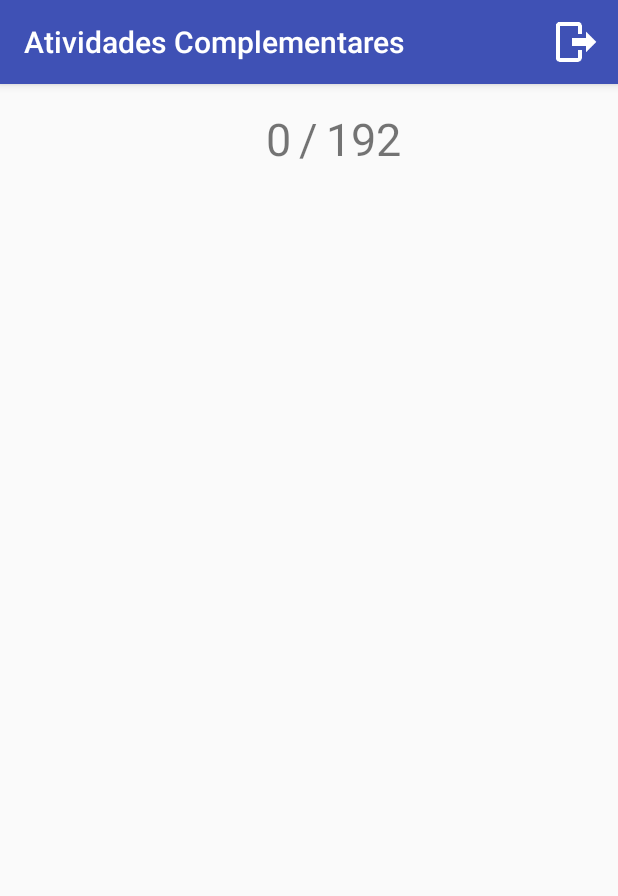
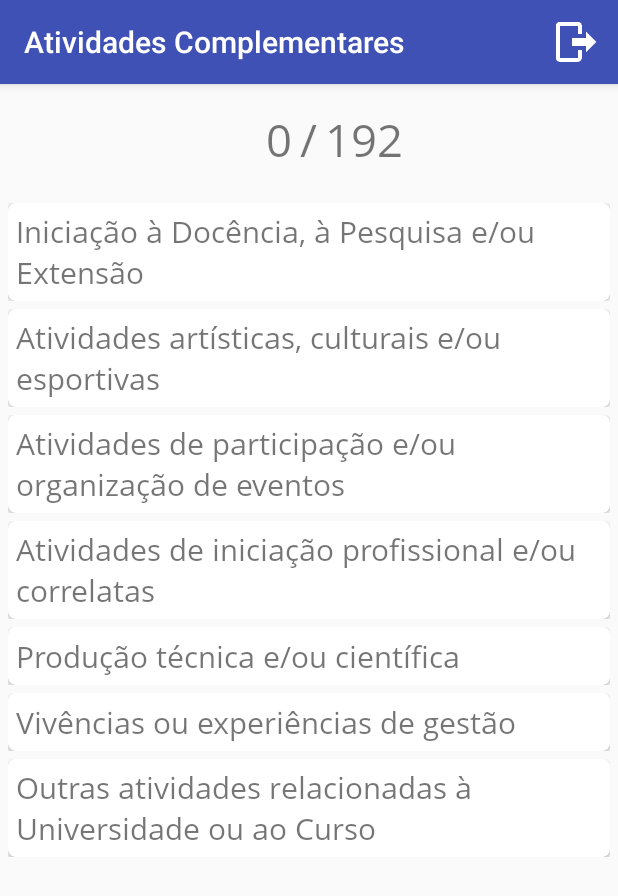
Before and after one commit to cesar1287/additional-activities, an Android app: the screen it shows after launch once a user with an empty profile is signed in (MainActivity), on a phone screen of 412 x 824 dp. Shown: the top 896 px of the screen. Run offline under Robolectric (Android 15) with nearby library versions, the phone set to English and light mode, and no system bars; our stand-ins replace Firebase (no records; nobody signed in at launch, a user with empty details on screens opened directly); libraries missing offline, so code that uses them is left out: com.facebook, com.facebook.login, es.dmoral.toasty.

Commit message:
Implementation of the RecyclerView of the main screen

```diff
--- /dev/null
+++ b/app/src/main/java/comcesar1287/github/www/additionalactivities/controller/adapter/CategoryAdapter.java
@@ -0,0 +1,68 @@
+package comcesar1287.github.www.additionalactivities.controller.adapter;
+
+import android.content.Context;
+import android.support.v7.widget.RecyclerView;
+import android.view.LayoutInflater;
+import android.view.View;
+import android.view.ViewGroup;
+import android.widget.TextView;
+
+import java.util.List;
+
+import comcesar1287.github.www.additionalactivities.R;
+import comcesar1287.github.www.additionalactivities.controller.domain.Category;
+import comcesar1287.github.www.additionalactivities.controller.interfaces.RecyclerViewOnClickListenerHack;
+
+public class CategoryAdapter extends RecyclerView.Adapter<CategoryAdapter.MyViewHolder>{
+
+    private List<Category> mList;
+    private LayoutInflater mLayoutInflater;
+    private RecyclerViewOnClickListenerHack mRecyclerViewOnClickListenerHack;
+    private Context c;
+
+    public CategoryAdapter(Context c, List<Category> l){
+        this.c = c;
+        mList = l;
+        mLayoutInflater = (LayoutInflater) c.getSystemService(Context.LAYOUT_INFLATER_SERVICE);
+    }
+
+    @Override
+    public CategoryAdapter.MyViewHolder onCreateViewHolder(ViewGroup viewGroup, int viewType) {
+
+        View v = mLayoutInflater.inflate(R.layout.item_category, viewGroup, false);
+        return new MyViewHolder(v);
+    }
+
+    @Override
+    public void onBindViewHolder(MyViewHolder myViewHolder, int position) {
+
+        myViewHolder.nameCategory.setText(mList.get(position).getName());
+    }
+
+    @Override
+    public int getItemCount() {
+        return mList.size();
+    }
+
+    public void setRecyclerViewOnClickListenerHack(RecyclerViewOnClickListenerHack r){
+        mRecyclerViewOnClickListenerHack = r;
+    }
+
+    class MyViewHolder extends RecyclerView.ViewHolder implements View.OnClickListener /*View.OnCreateContextMenuListener*/{
+        TextView nameCategory;
+
+        MyViewHolder(View itemView) {
+            super(itemView);
+            nameCategory = itemView.findViewById(R.id.item_category_name);
+
+            itemView.setOnClickListener(this);
+        }
+
+        @Override
+        public void onClick(View v) {
+            if(mRecyclerViewOnClickListenerHack != null){
+                mRecyclerViewOnClickListenerHack.onClickListener(v, getAdapterPosition());
+            }
+        }
+    }
+}
--- a/app/src/main/java/comcesar1287/github/www/additionalactivities/controller/custom_widgets/MyCustomEditText.java
+++ b/app/src/main/java/comcesar1287/github/www/additionalactivities/controller/custom_widgets/MyCustomEditText.java
@@ -1,4 +1,4 @@
-package comcesar1287.github.www.saudecard.controller.custom_widgets;
+package comcesar1287.github.www.additionalactivities.controller.custom_widgets;
 
 import android.content.Context;
 import android.graphics.Typeface;
--- a/app/src/main/java/comcesar1287/github/www/additionalactivities/controller/custom_widgets/MyCustomTextView.java
+++ b/app/src/main/java/comcesar1287/github/www/additionalactivities/controller/custom_widgets/MyCustomTextView.java
@@ -1,4 +1,4 @@
-package comcesar1287.github.www.saudecard.controller.custom_widgets;
+package comcesar1287.github.www.additionalactivities.controller.custom_widgets;
 
 import android.content.Context;
 import android.graphics.Typeface;
--- /dev/null
+++ b/app/src/main/java/comcesar1287/github/www/additionalactivities/controller/domain/Category.java
@@ -0,0 +1,14 @@
+package comcesar1287.github.www.additionalactivities.controller.domain;
+
+public class Category {
+
+    private String name;
+
+    public String getName() {
+        return name;
+    }
+
+    public void setName(String name) {
+        this.name = name;
+    }
+}
--- a/app/src/main/java/comcesar1287/github/www/additionalactivities/controller/domain/User.java
+++ b/app/src/main/java/comcesar1287/github/www/additionalactivities/controller/domain/UserFirebase.java
@@ -3,15 +3,15 @@ package comcesar1287.github.www.additionalactivities.controller.domain;
 import com.google.firebase.database.IgnoreExtraProperties;
 
 @IgnoreExtraProperties
-public class User {
+public class UserFirebase {
 
     public String name, email, profile_pic;
 
-    public User() {
-        // Default constructor required for calls to DataSnapshot.getValue(User.class)
+    public UserFirebase() {
+        // Default constructor required for calls to DataSnapshot.getValue(UserFirebase.class)
     }
 
-    public User(String name, String email, String profile_pic) {
+    public UserFirebase(String name, String email, String profile_pic) {
         this.name = name;
         this.email = email;
         this.profile_pic = profile_pic;
--- a/app/src/main/java/comcesar1287/github/www/additionalactivities/controller/firebase/FirebaseHelper.java
+++ b/app/src/main/java/comcesar1287/github/www/additionalactivities/controller/firebase/FirebaseHelper.java
@@ -2,7 +2,7 @@ package comcesar1287.github.www.additionalactivities.controller.firebase;
 
 import com.google.firebase.database.DatabaseReference;
 
-import comcesar1287.github.www.additionalactivities.controller.domain.User;
+import comcesar1287.github.www.additionalactivities.controller.domain.UserFirebase;
 
 public class FirebaseHelper {
 
@@ -10,8 +10,8 @@ public class FirebaseHelper {
 
     public static void writeNewUser(DatabaseReference mDatabase, String userId, String name, String email, String profile_pic) {
 
-        User user = new User(name, email, profile_pic);
+        UserFirebase userFirebase = new UserFirebase(name, email, profile_pic);
 
-        mDatabase.child(FIREBASE_DATABASE_USERS).child(userId).setValue(user);
+        mDatabase.child(FIREBASE_DATABASE_USERS).child(userId).setValue(userFirebase);
     }
 }
--- /dev/null
+++ b/app/src/main/java/comcesar1287/github/www/additionalactivities/controller/fragment/CategoryFragment.java
@@ -0,0 +1,98 @@
+package comcesar1287.github.www.additionalactivities.controller.fragment;
+
+import android.content.Context;
+import android.content.Intent;
+import android.os.Bundle;
+import android.support.v4.app.Fragment;
+import android.support.v7.widget.LinearLayoutManager;
+import android.support.v7.widget.RecyclerView;
+import android.view.GestureDetector;
+import android.view.LayoutInflater;
+import android.view.MotionEvent;
+import android.view.View;
+import android.view.ViewGroup;
+
+import java.util.List;
+
+import comcesar1287.github.www.additionalactivities.R;
+import comcesar1287.github.www.additionalactivities.controller.adapter.CategoryAdapter;
+import comcesar1287.github.www.additionalactivities.controller.domain.Category;
+import comcesar1287.github.www.additionalactivities.controller.interfaces.RecyclerViewOnClickListenerHack;
+import comcesar1287.github.www.additionalactivities.view.MainActivity;
+
+public class CategoryFragment extends Fragment implements RecyclerViewOnClickListenerHack {
+
+    RecyclerView mRecyclerView;
+    public List<Category> mList;
+    public CategoryAdapter adapter;
+
+    @Override
+    public View onCreateView(LayoutInflater inflater,
+                             ViewGroup container,
+                             Bundle savedInstanceState) {
+        View view = inflater.inflate(R.layout.fragment_category, container, false);
+
+        mRecyclerView = view.findViewById(R.id.rvCategories);
+        mRecyclerView.setHasFixedSize(true);
+
+        LinearLayoutManager linearLayoutManager = new LinearLayoutManager(getActivity());
+        linearLayoutManager.setOrientation(LinearLayoutManager.VERTICAL);
+        mRecyclerView.setLayoutManager(linearLayoutManager);
+
+        mList = ((MainActivity) getActivity()).getCategoriesList();
+        adapter = new CategoryAdapter(getActivity(), mList);
+
+        adapter.setRecyclerViewOnClickListenerHack(this);
+        mRecyclerView.setAdapter( adapter );
+
+        mRecyclerView.addOnItemTouchListener(new RecyclerViewTouchListener( getActivity(), mRecyclerView, this ));
+
+        return view;
+
+    }
+
+    @Override
+    public void onClickListener(View view, int position) {
+        /*(Intent intent = new Intent(getActivity(), PartnerCategoryActivity.class);
+        intent.putExtra(Utility.CATEGORY, mList.get(position).getName());
+        startActivity(intent);*/
+    }
+
+    private static class RecyclerViewTouchListener implements RecyclerView.OnItemTouchListener {
+        private Context mContext;
+        private GestureDetector mGestureDetector;
+        private RecyclerViewOnClickListenerHack mRecyclerViewOnClickListenerHack;
+
+        RecyclerViewTouchListener(Context c, final RecyclerView rv, RecyclerViewOnClickListenerHack rvoclh){
+            mContext = c;
+            mRecyclerViewOnClickListenerHack = rvoclh;
+
+            mGestureDetector = new GestureDetector(mContext, new GestureDetector.SimpleOnGestureListener(){
+                @Override
+                public void onLongPress(MotionEvent e) {
+                    super.onLongPress(e);
+
+                    View cv = rv.findChildViewUnder(e.getX(), e.getY());
+
+                    if(cv != null && mRecyclerViewOnClickListenerHack != null){
+                        mRecyclerViewOnClickListenerHack.onClickListener(cv,
+                                rv.getChildAdapterPosition(cv) );
+                    }
+                }
+            });
+        }
+        @Override
+        public boolean onInterceptTouchEvent(RecyclerView rv, MotionEvent e) {
+            mGestureDetector.onTouchEvent(e);
+            return false;
+        }
+
+        @Override
+        public void onTouchEvent(RecyclerView rv, MotionEvent e) {
+        }
+
+        @Override
+        public void onRequestDisallowInterceptTouchEvent(boolean disallowIntercept) {
+        }
+    }
+}
--- /dev/null
+++ b/app/src/main/java/comcesar1287/github/www/additionalactivities/controller/interfaces/RecyclerViewOnClickListenerHack.java
@@ -0,0 +1,8 @@
+package comcesar1287.github.www.additionalactivities.controller.interfaces;
+
+import android.view.View;
+
+public interface RecyclerViewOnClickListenerHack {
+
+    void onClickListener(View view, int position);
+}
--- a/app/src/main/java/comcesar1287/github/www/additionalactivities/controller/util/Utility.java
+++ b/app/src/main/java/comcesar1287/github/www/additionalactivities/controller/util/Utility.java
@@ -1,4 +1,5 @@
 package comcesar1287.github.www.additionalactivities.controller.util;
 
 public class Utility {
+    public static final String KEY_MAIN_FRAGMENT = "mainFrag";
 }
--- a/app/src/main/java/comcesar1287/github/www/additionalactivities/view/MainActivity.java
+++ b/app/src/main/java/comcesar1287/github/www/additionalactivities/view/MainActivity.java
@@ -3,6 +3,7 @@ package comcesar1287.github.www.additionalactivities.view;
 import android.content.DialogInterface;
 import android.content.Intent;
 import android.support.annotation.NonNull;
+import android.support.v4.app.FragmentTransaction;
 import android.support.v7.app.AlertDialog;
 import android.support.v7.app.AppCompatActivity;
 import android.os.Bundle;
@@ -15,7 +16,13 @@ import com.facebook.login.LoginManager;
 import com.google.firebase.auth.FirebaseAuth;
 import com.google.firebase.auth.FirebaseUser;
 
+import java.util.ArrayList;
+import java.util.List;
+
 import comcesar1287.github.www.additionalactivities.R;
+import comcesar1287.github.www.additionalactivities.controller.domain.Category;
+import comcesar1287.github.www.additionalactivities.controller.fragment.CategoryFragment;
+import comcesar1287.github.www.additionalactivities.controller.util.Utility;
 import es.dmoral.toasty.Toasty;
 
 public class MainActivity extends AppCompatActivity {
@@ -32,6 +39,14 @@ public class MainActivity extends AppCompatActivity {
         verifyIfUserIsLogged();
 
         setContentView(R.layout.activity_main);
+
+        CategoryFragment frag = (CategoryFragment) getSupportFragmentManager().findFragmentByTag(Utility.KEY_MAIN_FRAGMENT);
+        if(frag == null) {
+            frag = new CategoryFragment();
+            FragmentTransaction ft = getSupportFragmentManager().beginTransaction();
+            ft.replace(R.id.categories_fragment_container, frag, Utility.KEY_MAIN_FRAGMENT);
+            ft.commit();
+        }
     }
 
     @Override
@@ -86,7 +101,7 @@ public class MainActivity extends AppCompatActivity {
                 })
                 .setNegativeButton(R.string.no_logout, new DialogInterface.OnClickListener() {
                     public void onClick(DialogInterface dialog, int id) {
-                        // User cancelled the dialog
+                        // UserFirebase cancelled the dialog
                     }
                 });
         builder.show();
@@ -104,4 +119,39 @@ public class MainActivity extends AppCompatActivity {
             }
         };
     }
+
+    public List<Category> getCategoriesList() {
+
+        ArrayList<Category> mListCategories = new ArrayList<>();
+
+        Category category = new Category();
+        category.setName("Iniciação à Docência, à Pesquisa e/ou Extensão");
+        mListCategories.add(category);
+
+        Category category1 = new Category();
+        category1.setName("Atividades artísticas, culturais e/ou esportivas");
+        mListCategories.add(category1);
+
+        Category category2 = new Category();
+        category2.setName("Atividades de participação e/ou organização de eventos");
+        mListCategories.add(category2);
+
+        Category category3 = new Category();
+        category3.setName("Atividades de iniciação profissional e/ou correlatas");
+        mListCategories.add(category3);
+
+        Category category4 = new Category();
+        category4.setName("Produção técnica e/ou científica");
+        mListCategories.add(category4);
+
+        Category category5 = new Category();
+        category5.setName("Vivências ou experiências de gestão");
+        mListCategories.add(category5);
+
+        Category category6 = new Category();
+        category6.setName("Outras atividades relacionadas à Universidade ou ao Curso");
+        mListCategories.add(category6);
+
+        return mListCategories;
+    }
 }
--- a/app/src/main/java/comcesar1287/github/www/additionalactivities/view/SignWithActivity.java
+++ b/app/src/main/java/comcesar1287/github/www/additionalactivities/view/SignWithActivity.java
@@ -39,7 +39,7 @@ import com.google.firebase.database.FirebaseDatabase;
 import com.google.firebase.database.ValueEventListener;
 
 import comcesar1287.github.www.additionalactivities.R;
-import comcesar1287.github.www.additionalactivities.controller.domain.User;
+import comcesar1287.github.www.additionalactivities.controller.domain.UserFirebase;
 import comcesar1287.github.www.additionalactivities.controller.firebase.FirebaseHelper;
 import es.dmoral.toasty.Toasty;
 
@@ -236,10 +236,10 @@ public class SignWithActivity extends AppCompatActivity implements FacebookCallb
                 new ValueEventListener() {
                     @Override
                     public void onDataChange(DataSnapshot dataSnapshot) {
-                        // Get user value
-                        User user = dataSnapshot.getValue(User.class);
+                        // Get userFirebase value
+                        UserFirebase userFirebase = dataSnapshot.getValue(UserFirebase.class);
 
-                        if (user == null) {
+                        if (userFirebase == null) {
                             FirebaseHelper.writeNewUser(mDatabase, Uid, name, email, profile_pic);
                         }
                     }
--- a/app/src/main/res/layout/activity_main.xml
+++ b/app/src/main/res/layout/activity_main.xml
@@ -5,7 +5,7 @@
     android:layout_height="match_parent"
     tools:context="comcesar1287.github.www.additionalactivities.view.MainActivity">
 
-    <TextView
+    <comcesar1287.github.www.additionalactivities.controller.custom_widgets.MyCustomTextView
         android:id="@+id/main_separator"
         android:layout_width="wrap_content"
         android:layout_height="wrap_content"
@@ -14,7 +14,7 @@
         android:layout_centerHorizontal="true"
         android:layout_marginTop="16dp"/>
 
-    <TextView
+    <comcesar1287.github.www.additionalactivities.controller.custom_widgets.MyCustomTextView
         android:id="@+id/main_hours_completed"
         android:layout_width="wrap_content"
         android:layout_height="wrap_content"
@@ -26,7 +26,7 @@
         android:layout_marginEnd="5dp"
         android:layout_marginRight="5dp"/>
 
-    <TextView
+    <comcesar1287.github.www.additionalactivities.controller.custom_widgets.MyCustomTextView
         android:id="@+id/main_total_hours"
         android:layout_width="wrap_content"
         android:layout_height="wrap_content"
--- /dev/null
+++ b/app/src/main/res/layout/fragment_category.xml
@@ -0,0 +1,13 @@
+<FrameLayout xmlns:android="http://schemas.android.com/apk/res/android"
+    xmlns:tools="http://schemas.android.com/tools"
+    android:layout_width="match_parent"
+    android:layout_height="wrap_content"
+    tools:context=".controller.fragment.CategoryFragment">
+
+    <android.support.v7.widget.RecyclerView
+        android:id="@+id/rvCategories"
+        android:scrollbars="vertical"
+        android:layout_width="match_parent"
+        android:layout_height="wrap_content"/>
+
+</FrameLayout>
--- /dev/null
+++ b/app/src/main/res/layout/item_category.xml
@@ -0,0 +1,29 @@
+<RelativeLayout xmlns:android="http://schemas.android.com/apk/res/android"
+    android:layout_width="match_parent"
+    android:layout_height="wrap_content"
+    xmlns:app="http://schemas.android.com/apk/res-auto"
+    android:background="?android:attr/selectableItemBackground"
+    android:layout_marginTop="5dp"
+    android:layout_marginLeft="5dp"
+    android:layout_marginStart="5dp"
+    android:layout_marginEnd="5dp"
+    android:layout_marginRight="5dp">
+
+    <android.support.v7.widget.CardView
+        android:layout_width="match_parent"
+        android:layout_height="wrap_content"
+        android:layout_centerHorizontal="true"
+        app:cardBackgroundColor="@color/white"
+        app:cardCornerRadius="5dp">
+
+        <comcesar1287.github.www.additionalactivities.controller.custom_widgets.MyCustomTextView
+            android:id="@+id/item_category_name"
+            android:layout_width="wrap_content"
+            android:layout_height="wrap_content"
+            android:text="Iniciação à Docência, à Pesquisa e/ou Extensão"
+            android:textSize="20sp"
+            android:layout_margin="5dp"/>
+
+    </android.support.v7.widget.CardView>
+
+</RelativeLayout>
--- a/app/src/main/res/values/colors.xml
+++ b/app/src/main/res/values/colors.xml
@@ -3,4 +3,6 @@
     <color name="colorPrimary">#3F51B5</color>
     <color name="colorPrimaryDark">#303F9F</color>
     <color name="colorAccent">#FF4081</color>
+
+    <color name="white">#FFF</color>
 </resources>
```
Also changed, not shown: app/build.gradle (+4 -3 lines), 1 other file.
